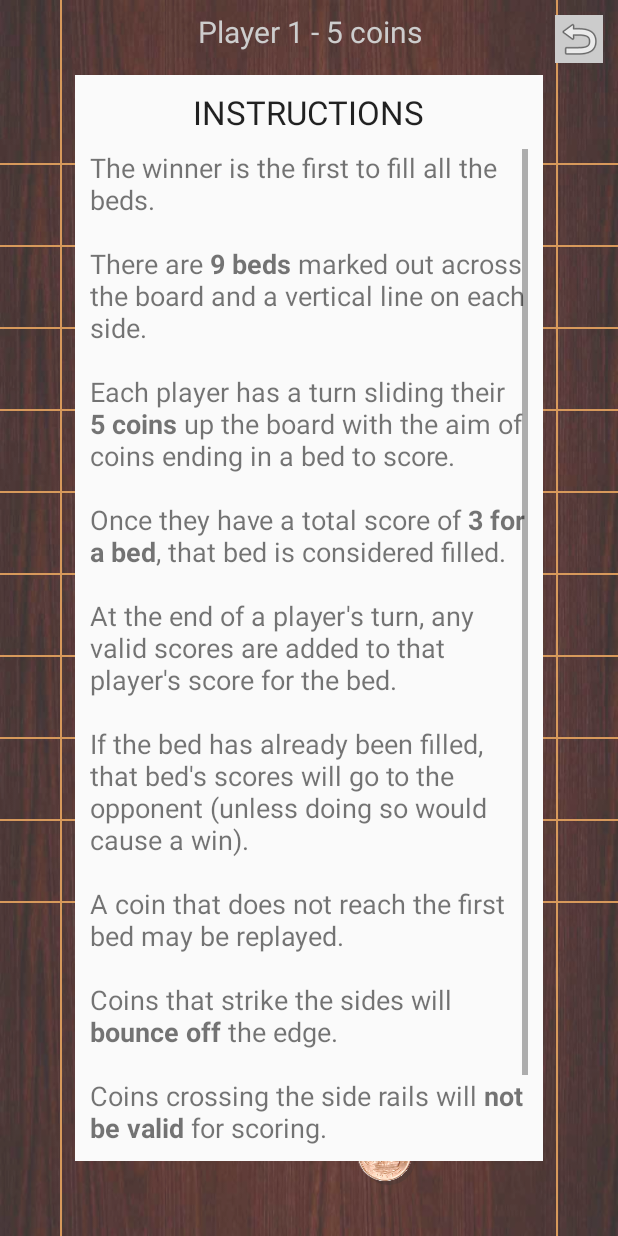
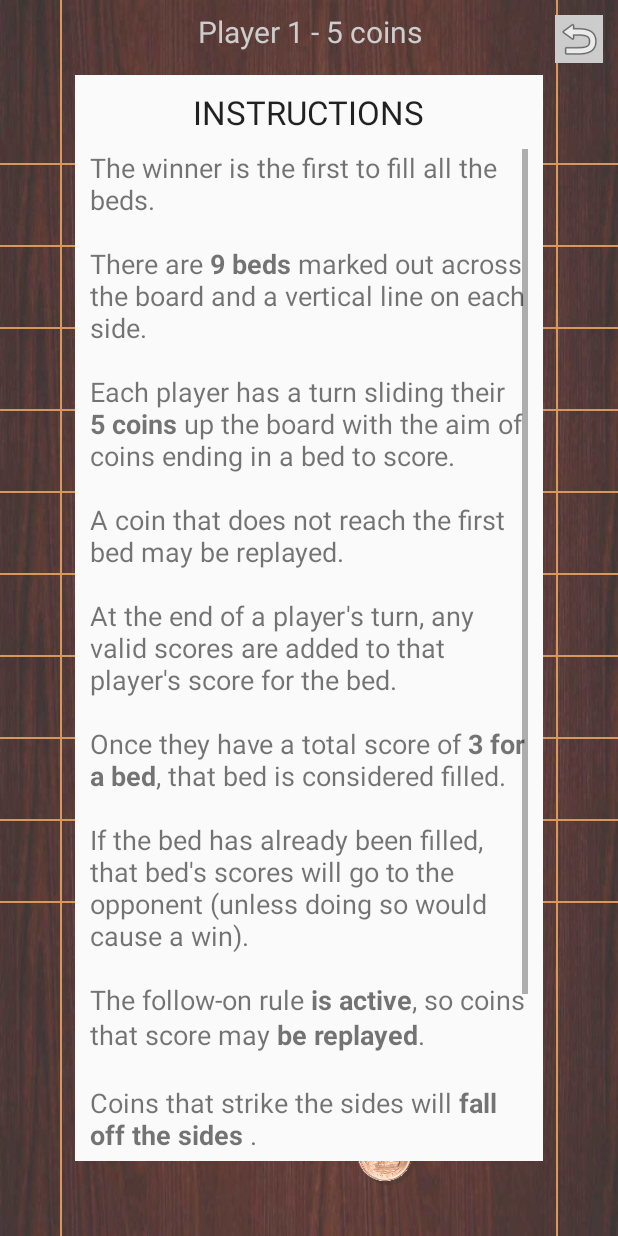
Before and after one commit to ThinklingUK/Shove, an Android app: the screen it shows after launch (MainActivity), after a tap on "INSTRUCTIONS", on a phone screen of 412 x 824 dp. Run offline under Robolectric (Android 15) with nearby library versions, the phone set to English and light mode, and no system bars; network calls fail; pictures from the network do not load; 8 statements that could not run were skipped; 2 other taps on this screen came first.

Commit message:
Fixed instructions as MessageFormat for i18n

```diff
--- a/app/src/main/java/uk/thinkling/shove/ShoveDrawView.java
+++ b/app/src/main/java/uk/thinkling/shove/ShoveDrawView.java
@@ -18,6 +18,7 @@ import java.io.*;
 import java.util.ArrayList;
 import java.util.List;
 import java.util.Iterator;
+import java.text.MessageFormat;
 
 
 import uk.thinkling.physics.MoveObj;
@@ -546,7 +547,7 @@ public class ShoveDrawView extends View {
         is = new ObjectInputStream(new FileInputStream(file));
         player = (Player[]) is.readObject();
         Toast.makeText(getContext(), "Loading Player Data", Toast.LENGTH_LONG).show();
-        //TODO New game wipes the AI aim data
+        //OPT New game wipes the AI aim data - should this be saved?
 
     }
 
@@ -587,7 +588,8 @@ public class ShoveDrawView extends View {
         bmp = Bitmap.createScaledBitmap(rawbmp, coinR * 2, coinR * 2, true);
         bmppaint.setFilterBitmap(true);
 
-        dynamicInstructions = String.format(getContext().getString(R.string.str_instructions), beds, maxCoins, bedScore, rebounds?"bounce":"fall", bounds?"not be":"be");
+        //using MessageFormat for conditional text in resources
+        dynamicInstructions = MessageFormat.format(getContext().getString(R.string.msg_instructions), beds, maxCoins, bedScore, rebounds?0:1, bounds?0:1, progressive?0:1);
 
         //Also if bedScore changes then scoring might fail - best to restart in these cases - or all cases?
         //TODO does exit reset lose all calculated zones? - should save these
--- a/app/src/main/res/values/strings.xml
+++ b/app/src/main/res/values/strings.xml
@@ -1,17 +1,19 @@
 <resources>
     <string name="app_name">Shove</string>
     <string name="action_settings">Settings</string>
-    <string name="str_instructions"><![CDATA[
+
+    <string name="msg_instructions">"<![CDATA[
         <p>The winner is the first to fill all the beds.</p>
-        <p>There are <b>%1$d beds</b> marked out across the board and a vertical line on each side.</p>
-        <p>Each player has a turn sliding their <b>%2$d coins</b> up the board with the aim of coins ending in a bed to score.</p>
-        <p>Once they have a total score of <b>%3$d for a bed</b>, that bed is considered filled.</p>
-        <p>At the end of a player\'s turn, any valid scores are added to that player\'s score for the bed.</p>
-        <p>If the bed has already been filled, that bed\'s scores will go to the opponent (unless doing so would cause a win).</p>
+        <p>There are <b>{0, number, integer} beds</b> marked out across the board and a vertical line on each side.</p>
+        <p>Each player has a turn sliding their <b>{1, number, integer} coins</b> up the board with the aim of coins ending in a bed to score.</p>
         <p>A coin that does not reach the first bed may be replayed.</p>
-        <p>Coins that strike the sides will <b>%4$s off</b> the edge.</p>
-        <p>Coins crossing the side rails will <b>%5$s valid</b> for scoring.</p>
-        ]]>
+        <p>At the end of a player''s turn, any valid scores are added to that player''s score for the bed.</p>
+        <p>Once they have a total score of <b>{2, number, integer} for a bed</b>, that bed is considered filled.</p>
+        <p>If the bed has already been filled, that bed''s scores will go to the opponent (unless doing so would cause a win).</p>
+        <p>The follow-on rule <b>{5, choice, 0# is not active | 1# is active}</b>, so coins that score may <b>{5,choice,0#not be replayed|1#be replayed}</b>.</p>
+        <p>Coins that strike the sides will <b>{3, choice, 0# fall off the sides | 1# bounce off the sides}</b>.</p>
+        <p>Coins crossing the side rails will <b>{4, choice, 0# still be valid | 1# not be valid}</b> for scoring.</p>
+        ]]>"
     </string>
     <string name="File_Name_Players">Scores</string>
     <string name="File_Name_Objects">moveObjs</string>
--- a/app/src/main/res/xml/pref_general.xml
+++ b/app/src/main/res/xml/pref_general.xml
@@ -65,7 +65,7 @@
         <SwitchPreference
                 android:key="pref_bounds"
                 android:title="Boundaries"
-                android:summary="Allow coins to cross boundaries"
+                android:summary="Disallow coins that cross boundaries"
                 android:summaryOff="Boundary rules disabled"
                 android:summaryOn="Void coin if boundary crossed"
                 android:switchTextOff="OFF"
```
